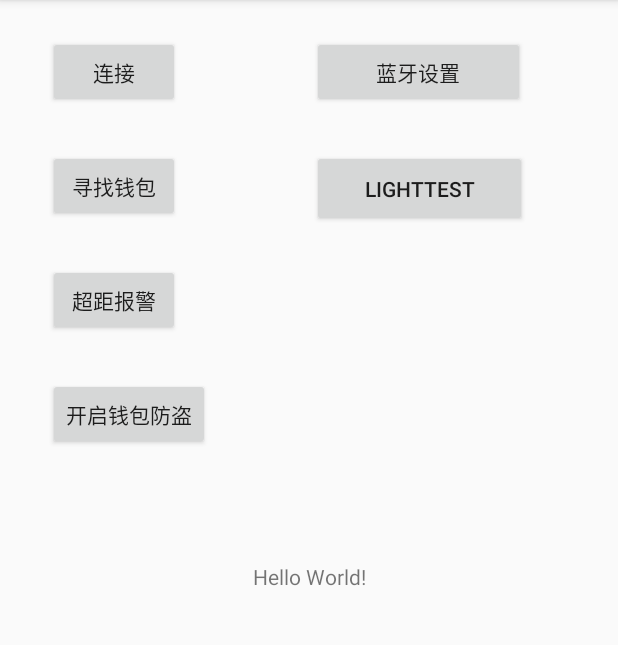
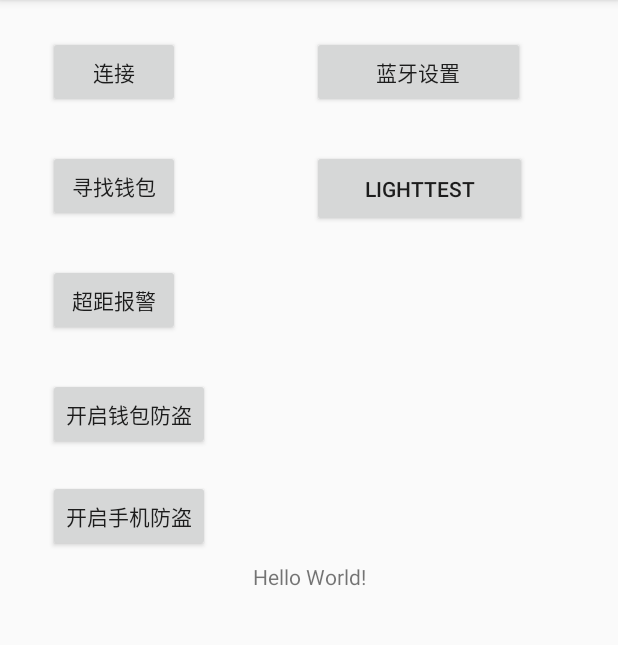
Before and after one commit to lonerlin/SmartWallet, an Android app: the MainActivity screen opened directly, with no data from a screen before it, on a phone screen of 412 x 824 dp, the part 84-729 px from its top. Run offline under Robolectric (Android 15) with nearby library versions, the phone set to English and light mode, and no system bars; 1 statement that could not run was skipped.

Commit message:
update phoneBak function.

```diff
--- a/app/src/main/res/layout/activity_main.xml
+++ b/app/src/main/res/layout/activity_main.xml
@@ -76,4 +76,14 @@
         app:layout_constraintStart_toStartOf="parent"
         app:layout_constraintTop_toBottomOf="@+id/bOverrangeWarn" />
 
+    <Button
+        android:id="@+id/bPhoneBak"
+        android:layout_width="wrap_content"
+        android:layout_height="wrap_content"
+        android:layout_marginStart="32dp"
+        android:layout_marginTop="20dp"
+        android:text="@string/phoneBak"
+        app:layout_constraintStart_toStartOf="parent"
+        app:layout_constraintTop_toBottomOf="@+id/bWalletAlarm" />
+
 </android.support.constraint.ConstraintLayout>
--- a/app/src/main/res/values/strings.xml
+++ b/app/src/main/res/values/strings.xml
@@ -8,4 +8,6 @@
     <string name="stopOverrangeWarn">取消超距报警</string>
     <string name="walletAlarm">开启钱包防盗</string>
     <string name="stopWalletAlarm">取消钱包防盗</string>
+    <string name="phoneBak">开启手机防盗</string>
+    <string name="stopPhoneBak">取消手机防盗</string>
 </resources>
```
Also changed, not shown: app/src/main/java/nhlcgz/com/smartwallet/BTService.java (+43 -37 lines), app/src/main/java/nhlcgz/com/smartwallet/MainActivity.java (+16 -0 lines).
